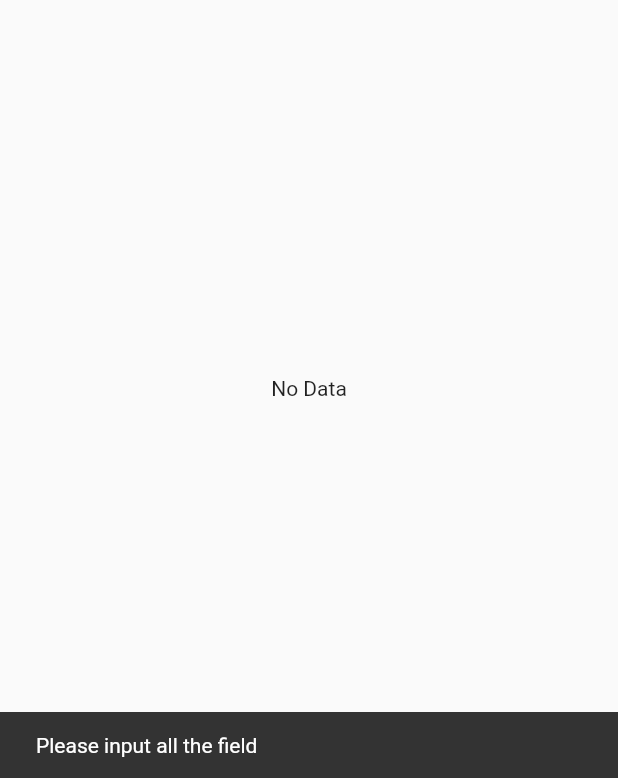
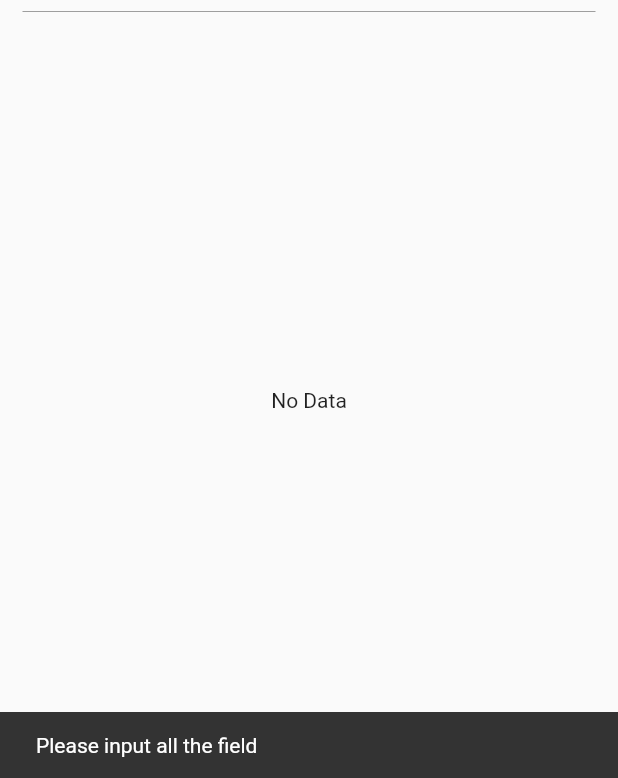
Before and after one commit to jonathandarwin/PhoneBookFlutter, a Flutter app: the screen it shows after launch, after a tap on "Save", on a phone screen of 412 x 824 dp, the part 458-1236 px from its top. Run offline on Flutter 3.47's test engine with Material 2 defaults, Android fonts, the phone set to English and light mode, and no system bars.

Commit message:
final touch

```diff
--- a/lib/main.dart
+++ b/lib/main.dart
@@ -48,10 +48,15 @@ class RootLayout extends StatelessWidget{
             ),
             // TITLE PHONE BOOK
             Container(
-              padding: EdgeInsets.only(bottom: 15.0),
               child: Align(
                 alignment: Alignment.centerLeft,
-                child: TitlePhoneBook(),
+                child: TitlePhoneBook()
+              ),
+            ),
+            Container(
+              padding: EdgeInsets.only(bottom: 15.0),
+              child: Divider(
+                color: Colors.grey,
               ),
             ),
             // LIST PHONE BOOK
@@ -77,8 +82,9 @@ class TextFieldNameState extends State<TextFieldName>{
 
   @override
   Widget build(BuildContext context){
-    return TextField(
+    return TextFormField(
       controller: nameController,
+      textInputAction: TextInputAction.next,
       decoration: InputDecoration(
         labelText: "Name"
       ),
@@ -93,10 +99,22 @@ class TextFieldPhone extends StatefulWidget{
 
 class TextFieldPhoneState extends State<TextFieldPhone>{
   static TextEditingController phoneController = TextEditingController();
+  FocusNode focusNode;
+
+  @override
+  void initState(){
+    focusNode = FocusNode();
+    focusNode.addListener((){
+      if(focusNode.hasFocus)
+        phoneController.clear();
+    });
+    super.initState();
+  }
 
   @override
   Widget build(BuildContext context){
-    return TextField(
+    return TextFormField(
+      focusNode: focusNode,
       keyboardType: TextInputType.number,
       controller: phoneController,
       decoration: InputDecoration(
@@ -143,10 +161,8 @@ class ButtonSave extends StatelessWidget{
           .setPhone(phone));
         state.updateState();
 
+        TextFieldPhoneState.phoneController.clear();
         TextFieldNameState.nameController.clear();
-        TextFieldPhoneState.phoneController.clear();
-
-        FocusScope.of(context).requestFocus(null);
       }
       else{
         Scaffold.of(context).showSnackBar(
```
